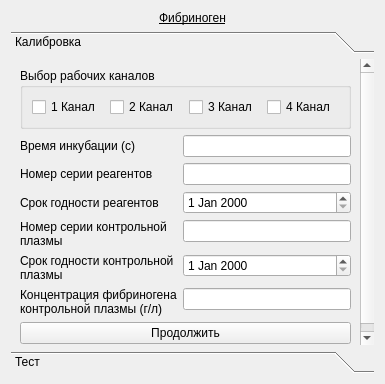
Old version of the form choisedialog/ko3.ui in the repository krang4d/Agrekola.
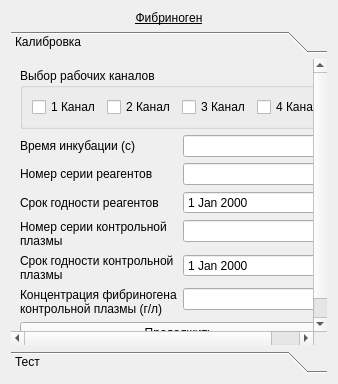
New version of the form. The open tabs and pages were chosen to show the change.

What changed in the file:
```diff
--- a/choisedialog/ko3.ui
+++ b/choisedialog/ko3.ui
@@ -6,7 +6,7 @@
    <rect>
     <x>0</x>
     <y>0</y>
-    <width>385</width>
+    <width>338</width>
     <height>384</height>
    </rect>
   </property>
@@ -34,7 +34,7 @@
        <rect>
         <x>0</x>
         <y>0</y>
-        <width>367</width>
+        <width>320</width>
         <height>293</height>
        </rect>
       </property>
```
Left out of the diff: 4 changed lines with no effect on the pictures.
